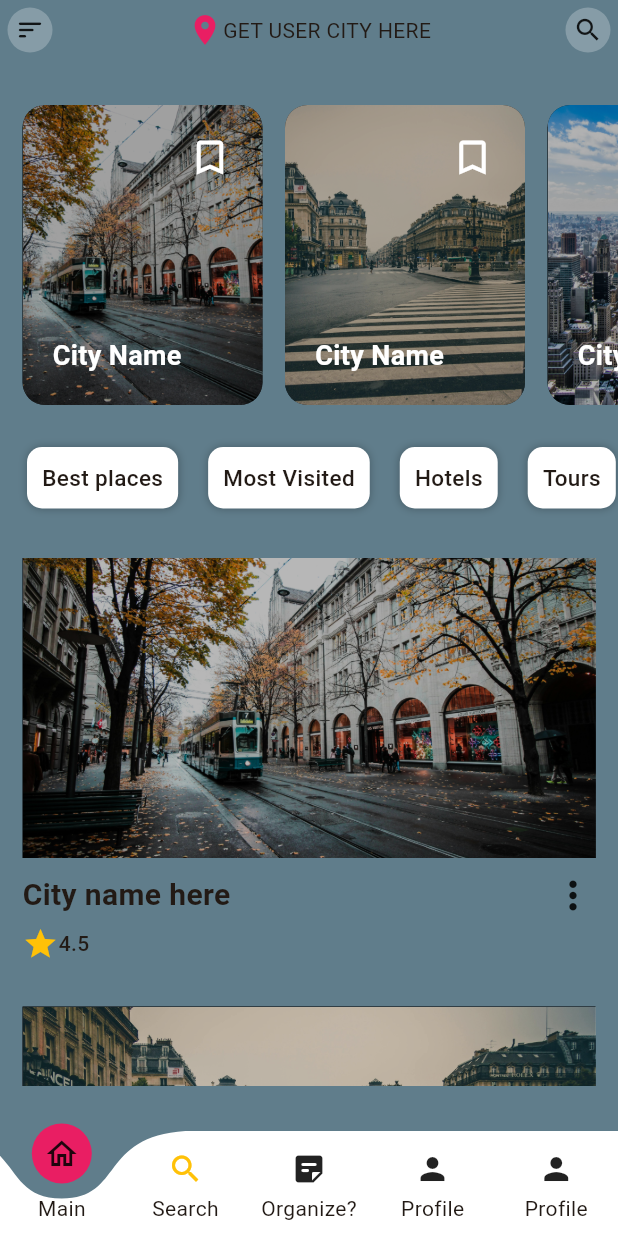
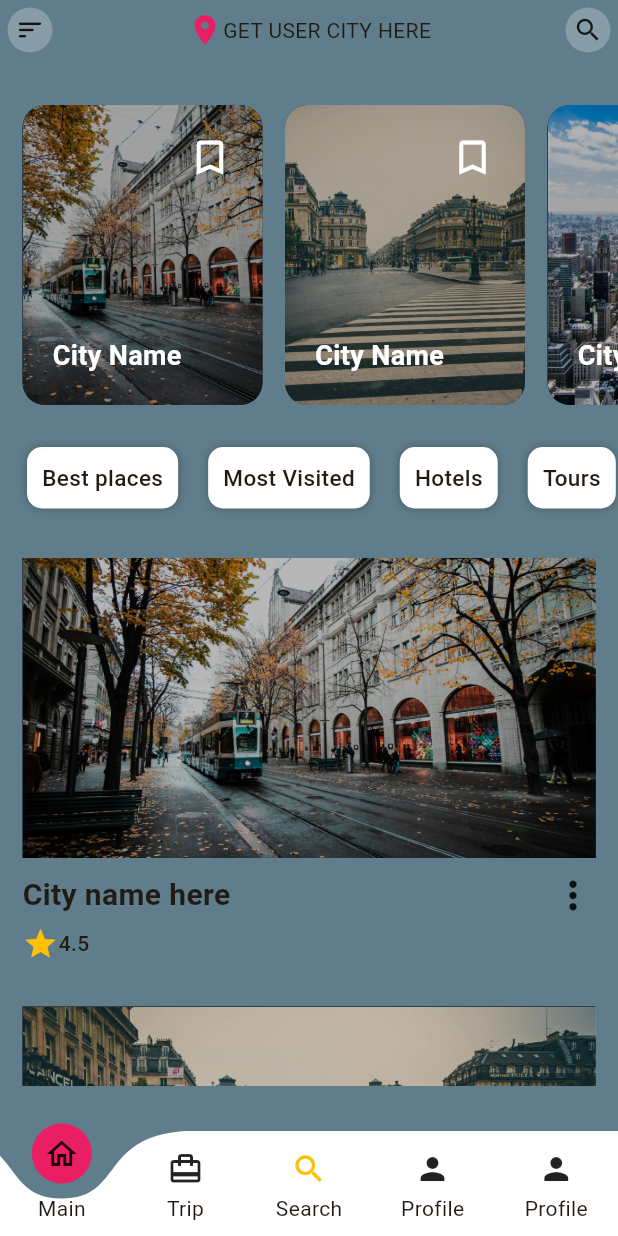
Before and after one commit to dmbatmazz/DiscoverEase, a Flutter app: the HomePage screen opened directly, on a phone screen of 412 x 824 dp. Run offline on Flutter 3.47's test engine with Material 3 defaults, Android fonts, the phone set to English and light mode, and no system bars; drawn by our look-alikes of curved_labeled_navigation_bar; our stand-ins replace firebase_auth, firebase_core, font_awesome_flutter, geolocator, google_maps_flutter, permission_handler; accounts and stored records are empty.

Commit message:
NewAssests, minor changes

```diff
--- a/discover_ease/lib/main.dart
+++ b/discover_ease/lib/main.dart
@@ -5,7 +5,7 @@ import 'package:discover_ease/pages/entry_page.dart';
 import 'package:discover_ease/pages/onboarding_page.dart';
 import 'package:discover_ease/testpage.dart';
 import 'package:flutter/services.dart';
-import 'package:discover_ease/pages/profile_page.dart';
+import 'package:discover_ease/screens/profile_screen.dart';
 import 'package:discover_ease/pages/main_page.dart';
 // DEFINING routes: {[PAGE NAME]} ON MaterialApp => routes: {'/homepage': (context) => const PAGENAME()}
 
--- a/discover_ease/lib/widgets/bottom_navbar.dart
+++ b/discover_ease/lib/widgets/bottom_navbar.dart
@@ -15,11 +15,11 @@ class BottomNavBar extends StatelessWidget {
             child: Icon(Icons.home_outlined),
             label: 'Main',),
             CurvedNavigationBarItem(
+            child: Icon(Icons.card_travel),
+            label: 'Trip',),
+            CurvedNavigationBarItem(
             child: Icon(Icons.search, color:  Colors.amber),
             label: 'Search',),
-            CurvedNavigationBarItem(
-            child: Icon(Icons.sticky_note_2_rounded),
-            label: 'Organize?',),
             CurvedNavigationBarItem(
             child: Icon(Icons.person),
             label: 'Profile',),
```
Also changed, not shown: discover_ease/assets/city/city10.jpg (added), discover_ease/assets/city/city11.jpg (added), discover_ease/assets/city/city12.jpg (added), discover_ease/assets/city/city13.jpg (added), discover_ease/assets/city/city14.jpg (added), discover_ease/assets/city/city15.jpg (added), discover_ease/assets/city/city16.jpg (added), discover_ease/assets/city/city17.jpg (added), discover_ease/assets/city/city18.jpg (added), discover_ease/assets/city/city19.jpg (added), discover_ease/assets/city/city20.jpg (added), discover_ease/assets/city/city7.jpg (added), discover_ease/assets/city/city8.jpg (added), discover_ease/assets/city/city9.jpg (added), 1 more files.
